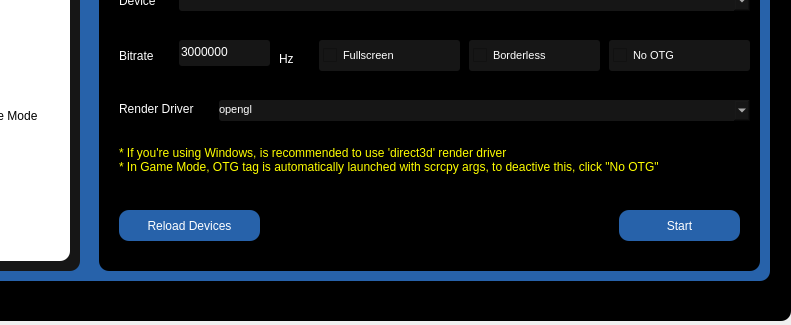
The window that assets/main.ui (hayukimori/scrcpy-pyqtgui) describes before a commit, drawn with Qt 5; both pictures show x 171 to 962 and y 174 to 499 of the 962 by 499 pixel window.
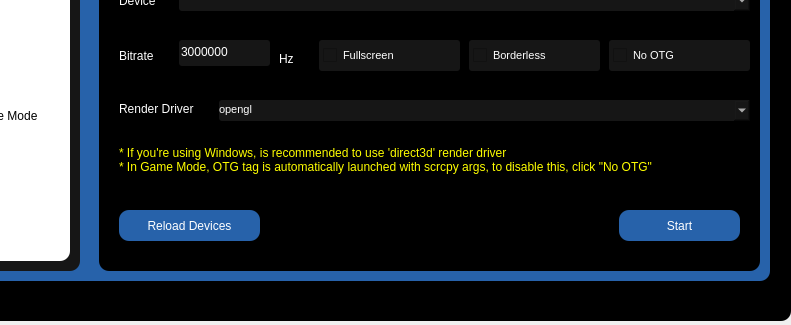
The same window after the commit. The open tabs and pages were chosen to show the change. Icons and pictures are not drawn.

What changed in the file:
```diff
--- a/assets/main.ui
+++ b/assets/main.ui
@@ -1593,7 +1593,7 @@
 }</string>
           </property>
           <property name="text">
-           <string>&lt;html&gt;&lt;head/&gt;&lt;body&gt;&lt;p&gt;&lt;span style=&quot; color:#ffff00;&quot;&gt;* If you're using Windows, is recommended to use 'direct3d' render driver&lt;br/&gt;* In Game Mode, OTG tag is automatically launched with scrcpy args, to deactive this, click &amp;quot;No OTG&amp;quot;&lt;/span&gt;&lt;/p&gt;&lt;/body&gt;&lt;/html&gt;</string>
+           <string>&lt;html&gt;&lt;head/&gt;&lt;body&gt;&lt;p&gt;&lt;span style=&quot; color:#ffff00;&quot;&gt;* If you're using Windows, is recommended to use 'direct3d' render driver&lt;br/&gt;* In Game Mode, OTG tag is automatically launched with scrcpy args, to disable this, click &amp;quot;No OTG&amp;quot;&lt;/span&gt;&lt;/p&gt;&lt;/body&gt;&lt;/html&gt;</string>
           </property>
          </widget>
          <widget class="QPushButton" name="game_reload_btn">
```
